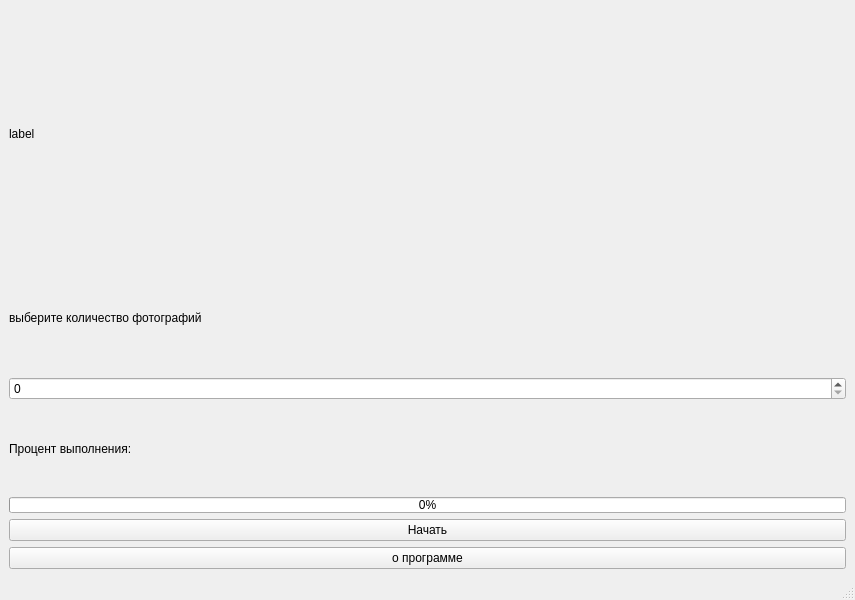
First picture: the form in uiFiles/mainWin.ui, repository SileboxUnderfined/savedPhotosVk, before the edit.
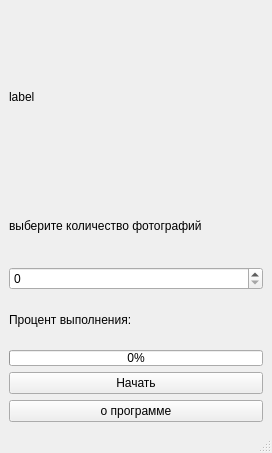
Second picture: the form after the edit.

```diff
--- a/uiFiles/mainWin.ui
+++ b/uiFiles/mainWin.ui
@@ -6,8 +6,8 @@
    <rect>
     <x>0</x>
     <y>0</y>
-    <width>855</width>
-    <height>600</height>
+    <width>272</width>
+    <height>453</height>
    </rect>
   </property>
   <property name="windowTitle">
```
Left out of the diff: 2 changed lines with no effect on the pictures.
